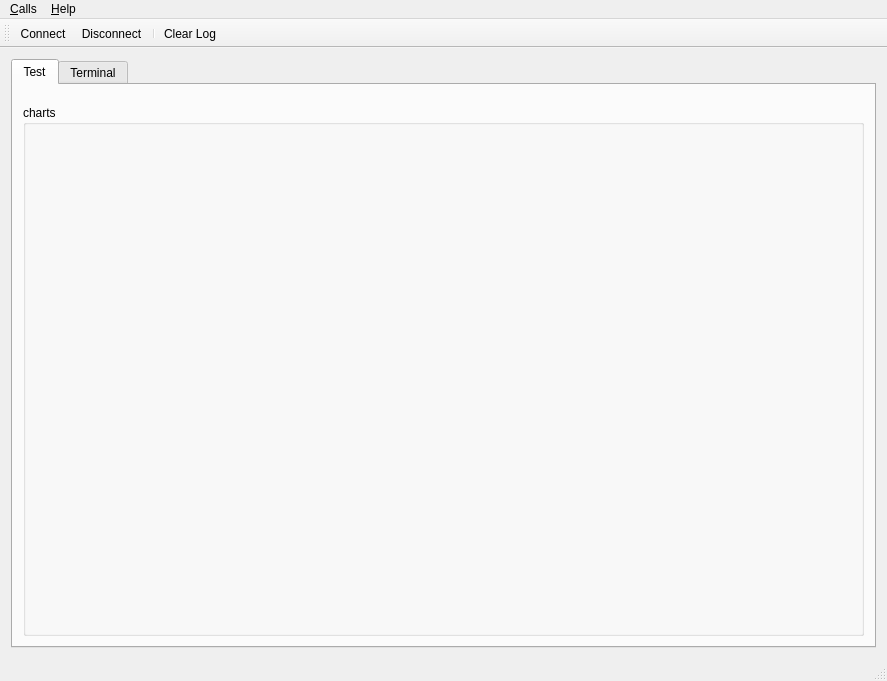
This is mainwindow.ui in nephen/RobotController as Qt 5 draws it before an edit. The edited form follows.
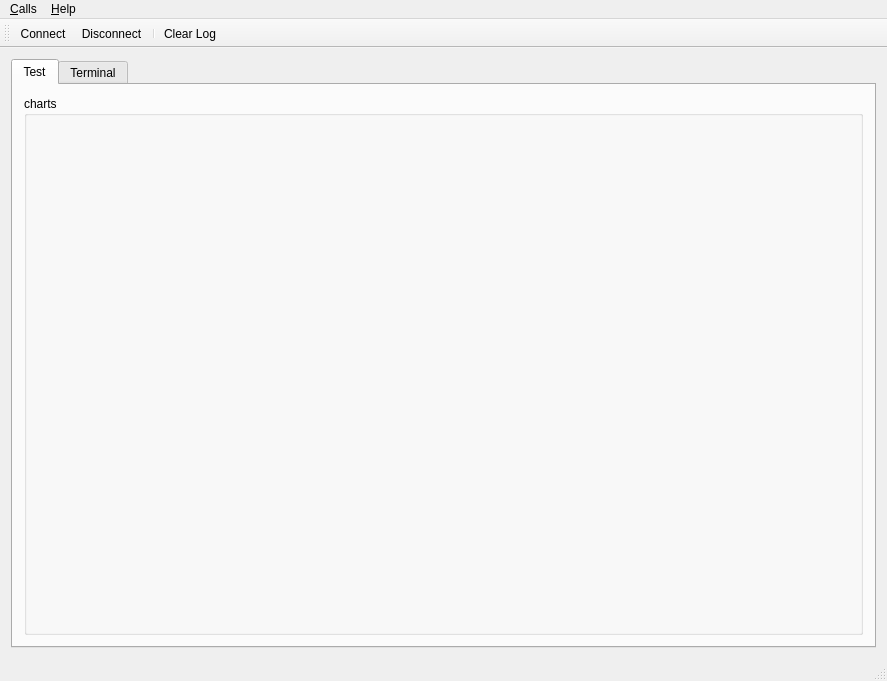
This is the edited form. Icons and pictures are not drawn. Custom widgets are drawn as their Qt base class.

The edit to the form file:
```diff
--- a/mainwindow.ui
+++ b/mainwindow.ui
@@ -26,19 +26,15 @@
          <attribute name="title">
           <string>Test</string>
          </attribute>
+         <layout class="QVBoxLayout" name="verticalLayout">
+          <item>
          <widget class="ThemeWidget" name="chartsGroupBox">
-          <property name="geometry">
-           <rect>
-            <x>10</x>
-            <y>20</y>
-            <width>841</width>
-            <height>531</height>
-           </rect>
-          </property>
           <property name="title">
            <string>charts</string>
           </property>
          </widget>
+          </item>
+         </layout>
         </widget>
         <widget class="QWidget" name="Terminal">
          <attribute name="title">
```
Lines whose indentation alone changed are shown as unchanged.
